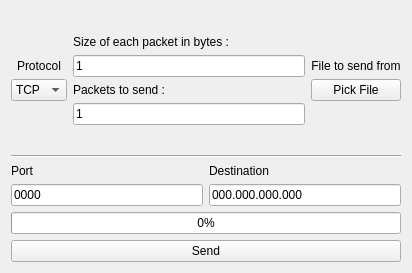
Before: the Qt Designer form TCPIPassign/Client.ui in CanOSpam/tcpIPAssign, drawn with Qt 5.
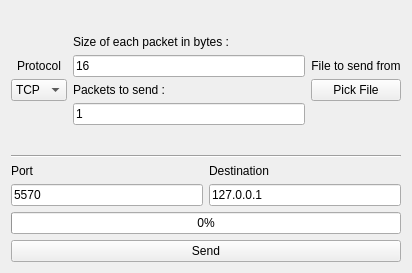
After: the same form once the commit is applied.

```diff
--- a/TCPIPassign/Client.ui
+++ b/TCPIPassign/Client.ui
@@ -98,7 +98,7 @@
        <item>
         <widget class="QLineEdit" name="lineEdit_2">
          <property name="text">
-          <string>1</string>
+          <string>16</string>
          </property>
         </widget>
        </item>
@@ -201,7 +201,7 @@
        <item>
         <widget class="QLineEdit" name="lineEdit_4">
          <property name="text">
-          <string>0000</string>
+          <string>5570</string>
          </property>
         </widget>
        </item>
@@ -219,7 +219,7 @@
        <item>
         <widget class="QLineEdit" name="lineEdit_3">
          <property name="text">
-          <string>000.000.000.000</string>
+          <string>127.0.0.1</string>
          </property>
         </widget>
        </item>
```
Left out of the diff: 10 changed lines with no effect on the pictures.
